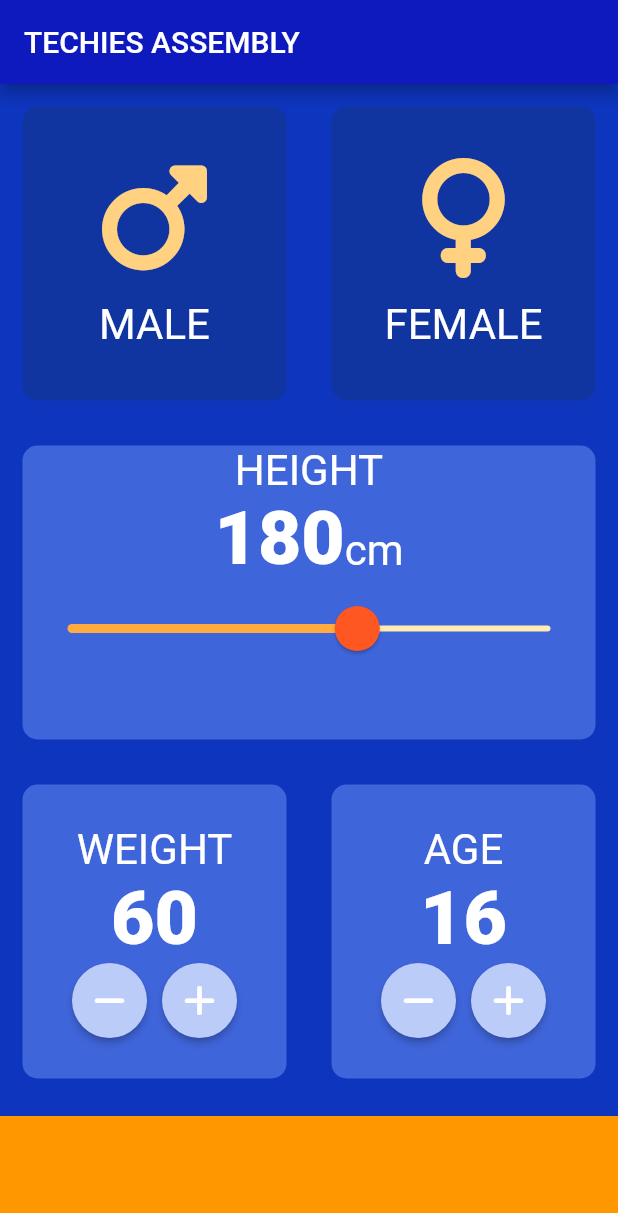
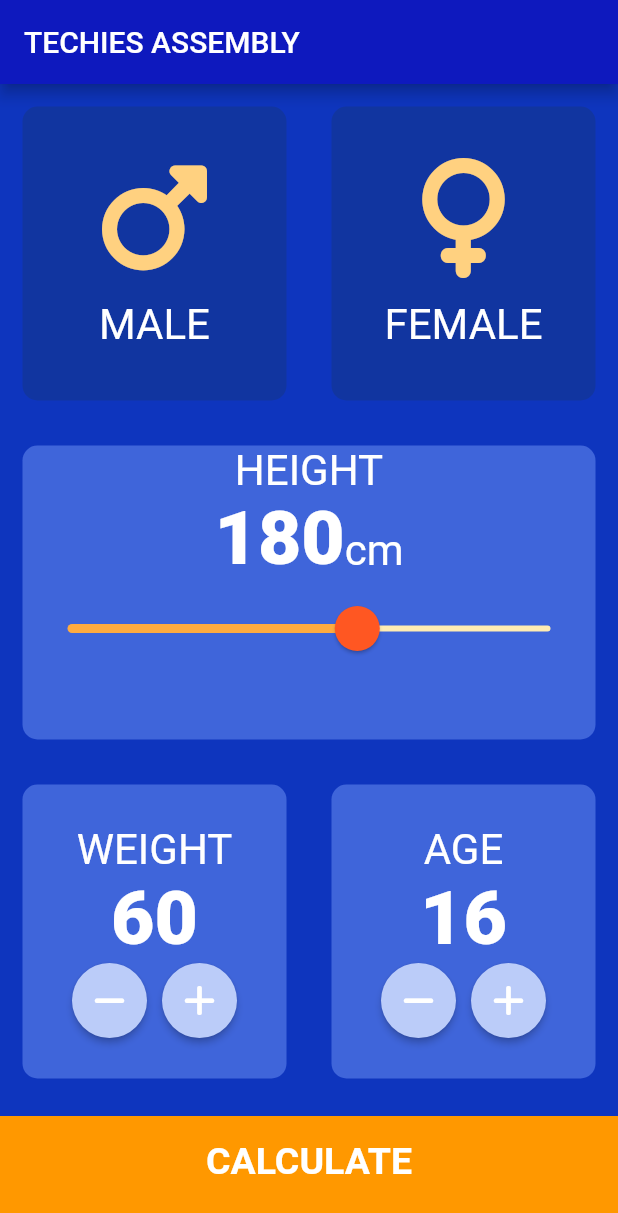
Before and after one commit to spy-der-web/lazyNat-socialApp, a Flutter app: the screen it shows after launch, on a phone screen of 412 x 824 dp. Shown: the top 1213 px of the screen. Run offline on Flutter 3.47's test engine with Material 2 defaults, Android fonts, the phone set to English and light mode, and no system bars; our stand-ins replace font_awesome_flutter.

Commit message:
New commit

```diff
--- /dev/null
+++ b/lib/components/buttom_button.dart
@@ -0,0 +1,28 @@
+import 'package:flutter/material.dart';
+
+import '../constants.dart';
+
+class BottomButton extends StatelessWidget {
+  BottomButton({@required this.onTap, @required this.buttonTitle});
+
+  final Function onTap;
+  final String buttonTitle;
+
+  @override
+  Widget build(BuildContext context) {
+    return GestureDetector(
+      onTap: onTap,
+      child: Container(
+        child: Center(
+            child: Text(
+              buttonTitle,
+              style: kLargeButtonTextStyle,)),
+        color: kBottomContainerColour,
+        margin: EdgeInsets.only(top: 10.0),
+        padding: EdgeInsets.only(bottom: 20.0),
+        width: double.infinity,
+        height: kBottomContainerHeight,
+      ),
+    );
+  }
+}
--- /dev/null
+++ b/lib/components/round_icon_button.dart
@@ -0,0 +1,25 @@
+import 'package:flutter/material.dart';
+
+
+
+class RoundIconButton extends StatelessWidget {
+
+  RoundIconButton({@required this.icon, @required this.onPressed});
+  final IconData icon;
+  final Function onPressed;
+
+  @override
+  Widget build(BuildContext context) {
+    return RawMaterialButton(
+      child: Icon(icon),
+      onPressed: onPressed,
+      elevation: 2.0,
+      constraints: BoxConstraints.tightFor(
+        width: 50.0,
+        height: 50.0,
+      ),
+      shape: CircleBorder(),
+      fillColor: Color(0xFFBBCCF9),
+    );
+  }
+}
--- a/lib/main.dart
+++ b/lib/main.dart
@@ -1,7 +1,7 @@
 // ignore_for_file: prefer_const_constructors, use_key_in_widget_constructors
 
 import 'package:flutter/material.dart';
-import 'package:bmi/input_page.dart';
+import 'package:bmi/screens/input_page.dart';
 
 void main() => runApp(BMICalculator());
 
--- a/lib/input_page.dart
+++ b/lib/screens/input_page.dart
@@ -1,11 +1,15 @@
 // ignore_for_file: prefer_const_constructors, use_key_in_widget_constructors, prefer_const_literals_to_create_immutables, prefer_const_constructors_in_immutables
 
-import 'package:bmi/reuseable_card.dart';
+import 'package:bmi/components/reuseable_card.dart';
 import 'package:flutter/material.dart';
 import 'package:font_awesome_flutter/font_awesome_flutter.dart';
-
-import 'icon_content.dart';
+import '../components/buttom_button.dart';
+import 'result_page.dart';
+import '../components/icon_content.dart';
 import 'package:bmi/constants.dart';
+import 'package:bmi/components/round_icon_button.dart';
+import 'package:bmi/calculator_brain.dart';
+import 'package:bmi/calculator_brain.dart';
 
 enum Gender{
   male,
@@ -189,7 +193,8 @@ class _InputPageState extends State<InputPage> {
                             onPressed: () {
                               setState(() {
                                 age--;
-                              });
+                              },
+                              );
                             },
                           ),
                           SizedBox(
@@ -213,36 +218,26 @@ class _InputPageState extends State<InputPage> {
               ),
             ],
           )),
-          Container(
-            color: kBottomContainerColour,
-            margin: EdgeInsets.only(top: 10.0),
-            width: double.infinity,
-            height: kBottomContainerHeight,
+          BottomButton(
+            buttonTitle: 'CALCULATE',
+            onTap: (){
+
+              CalculatorBrain calc = CalculatorBrain(
+                height: height, weight: weight
+              );
+
+
+              Navigator.push(
+                  context, MaterialPageRoute(
+                  builder: (context) => ResultPage(
+                    bmiResult: calc.calculateBMI(),
+                    resultText: calc.getResult(),
+                    interpretation: calc.getInterpretation(),
+                  )));
+            },
           ),
         ],
       ),
     );
   }
 }
-
-class RoundIconButton extends StatelessWidget {
-
-  RoundIconButton({@required this.icon, @required this.onPressed});
-  final IconData icon;
-  final Function onPressed;
-
-  @override
-  Widget build(BuildContext context) {
-    return RawMaterialButton(
-      child: Icon(icon),
-      onPressed: onPressed,
-      elevation: 2.0,
-      constraints: BoxConstraints.tightFor(
-        width: 50.0,
-        height: 50.0,
-      ),
-      shape: CircleBorder(),
-      fillColor: Color(0xFFBBCCF9),
-    );
-  }
-}
```
Also changed, not shown: lib/calculator_brain.dart (added, +39 -0 lines), lib/constants.dart (+24 -0 lines), lib/screens/result_page.dart (added, +68 -0 lines), lib/components/icon_content.dart (renamed from lib/icon_content.dart), lib/components/reuseable_card.dart (renamed from lib/reuseable_card.dart).
